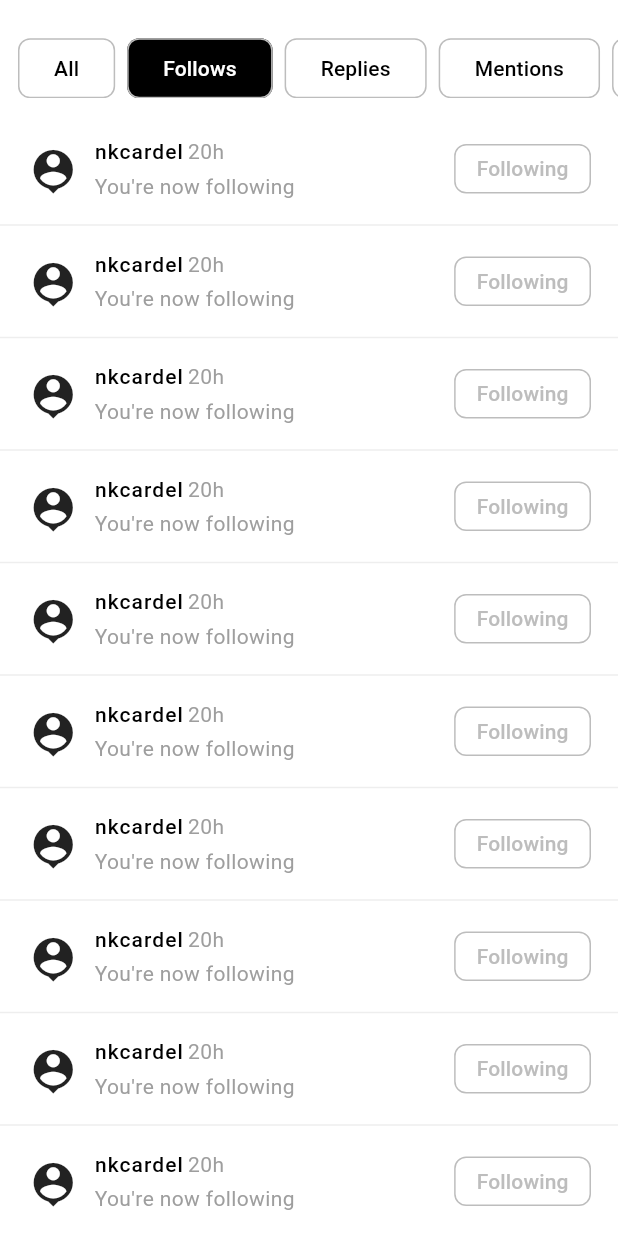
After one commit to emman2k1725/flutter-workshop-app, a Flutter app: the NotificationsPage screen opened directly, after a tap on "Follows", on a phone screen of 412 x 824 dp. The commit adds this screen. Run offline on Flutter 3.47's test engine with Material 3 defaults, Android fonts, the phone set to English and light mode, and no system bars; our stand-ins replace flutter_svg.

Commit message:
features: Notifications Page + Added and Enhanced Components

```diff
--- /dev/null
+++ b/lib/components.dart
@@ -0,0 +1,8 @@
+export 'components/bottom_navbar.dart';
+export 'components/thread_container.dart';
+export 'components/custom_button.dart';
+export 'components/custom_text_field.dart';
+export 'components/suggested_account.dart';
+export 'components/create_post_container.dart';
+export 'components/custom_chip.dart';
+export 'components/notifications_templates.dart';
--- a/lib/components/bottom_navbar.dart
+++ b/lib/components/bottom_navbar.dart
@@ -1,5 +1,5 @@
 import 'package:flutter/material.dart';
-import 'package:flutter_workshop_app/screens/screens.dart';
+import 'package:flutter_workshop_app/screens.dart';
 
 class BottomNavbar extends StatefulWidget {
   const BottomNavbar({
@@ -27,24 +27,26 @@ class _BottomNavbarState extends State<BottomNavbar> {
       backgroundColor: Colors.white,
       body: SafeArea(child: screens[selectedIndex]),
       bottomNavigationBar: BottomNavigationBar(
-        items: const <BottomNavigationBarItem>[
-          BottomNavigationBarItem(
+        items: <BottomNavigationBarItem>[
+          const BottomNavigationBarItem(
             icon: Icon(Icons.home),
             label: '',
           ),
-          BottomNavigationBarItem(
+          const BottomNavigationBarItem(
             icon: Icon(Icons.search),
             label: '',
           ),
-          BottomNavigationBarItem(
+          const BottomNavigationBarItem(
             icon: Icon(Icons.add_circle_outline_rounded),
             label: '',
           ),
           BottomNavigationBarItem(
-            icon: Icon(Icons.favorite_outline_rounded),
+            icon: Icon(selectedIndex == 3
+                ? Icons.favorite_rounded
+                : Icons.favorite_outline_rounded),
             label: '',
           ),
-          BottomNavigationBarItem(
+          const BottomNavigationBarItem(
             icon: Icon(Icons.person_outline_rounded),
             label: '',
           ),
--- a/lib/components/components.dart
+++ /dev/null
@@ -1,6 +0,0 @@
-export 'bottom_navbar.dart';
-export 'thread_container.dart';
-export 'custom_button.dart';
-export 'custom_text_field.dart';
-export 'suggested_account.dart';
-export 'create_post_container.dart';
--- a/lib/components/create_post_container.dart
+++ b/lib/components/create_post_container.dart
@@ -1,5 +1,5 @@
 import 'package:flutter/material.dart';
-import 'package:flutter_workshop_app/components/components.dart';
+import 'package:flutter_workshop_app/components.dart';
 import 'package:flutter_workshop_app/styles/textstyles.dart';
 
 class CreatePostContainer extends StatefulWidget {
--- a/lib/components/custom_button.dart
+++ b/lib/components/custom_button.dart
@@ -6,22 +6,31 @@ enum CustomButtonType {
   secondary,
 }
 
+enum CustomPrimaryButtonType {
+  follow,
+  following,
+  requested,
+}
+
 class CustomButton extends StatelessWidget {
   final void Function()? onPressed;
   final String? text;
   final CustomButtonType type;
+  final CustomPrimaryButtonType primaryButtonType;
 
   const CustomButton({
     super.key,
     this.onPressed,
     this.text,
     this.type = CustomButtonType.primary,
+    this.primaryButtonType = CustomPrimaryButtonType.follow,
   });
 
   @override
   Widget build(BuildContext context) {
     ButtonStyle? buttonStyle;
     Color fontColor = Colors.black;
+    String textButton = 'Follow';
 
     switch (type) {
       case CustomButtonType.primary:
@@ -35,9 +44,21 @@ class CustomButton extends StatelessWidget {
               color: Colors.grey.shade400,
             ),
           ),
+          padding: const EdgeInsets.symmetric(horizontal: 15),
           tapTargetSize: MaterialTapTargetSize.shrinkWrap,
           splashFactory: NoSplash.splashFactory,
         );
+        switch (primaryButtonType) {
+          case CustomPrimaryButtonType.follow:
+            textButton = 'Follow';
+          case CustomPrimaryButtonType.following:
+            textButton = 'Following';
+            fontColor = Colors.grey.shade400;
+          case CustomPrimaryButtonType.requested:
+            textButton = 'Requested';
+            fontColor = Colors.grey.shade400;
+        }
+        break;
       case CustomButtonType.secondary:
         buttonStyle = ElevatedButton.styleFrom(
           elevation: 0,
@@ -50,6 +71,7 @@ class CustomButton extends StatelessWidget {
           splashFactory: NoSplash.splashFactory,
         );
         fontColor = Colors.white;
+        break;
     }
 
     return SizedBox(
@@ -58,7 +80,7 @@ class CustomButton extends StatelessWidget {
         onPressed: onPressed ?? () {},
         style: buttonStyle,
         child: Text(
-          text ?? 'Follow',
+          text ?? textButton,
           style: TextStyles.bodyText
               .copyWith(fontWeight: FontWeight.w500, color: fontColor),
         ),
--- /dev/null
+++ b/lib/components/custom_chip.dart
@@ -0,0 +1,60 @@
+import 'package:flutter/material.dart';
+import 'package:flutter_workshop_app/styles/textstyles.dart';
+
+enum CustomChipState {
+  selected,
+  unselected,
+}
+
+class CustomChip extends StatelessWidget {
+  final void Function()? onPressed;
+  final String? text;
+  final CustomChipState state;
+
+  const CustomChip({
+    super.key,
+    this.onPressed,
+    this.text,
+    this.state = CustomChipState.unselected,
+  });
+
+  @override
+  Widget build(BuildContext context) {
+    Color backgroundColor = Colors.white;
+    Color fontColor = Colors.black;
+
+    switch (state) {
+      case CustomChipState.selected:
+        backgroundColor = Colors.black;
+        fontColor = Colors.white;
+        break;
+      case CustomChipState.unselected:
+        fontColor = Colors.black;
+        break;
+    }
+
+    return SizedBox(
+      height: 40,
+      child: ElevatedButton(
+        onPressed: onPressed ?? () {},
+        style: ElevatedButton.styleFrom(
+          elevation: 0,
+          backgroundColor: backgroundColor,
+          shape: RoundedRectangleBorder(
+            borderRadius: BorderRadius.circular(8.0),
+            side: BorderSide(
+              color: Colors.grey.shade400,
+            ),
+          ),
+          tapTargetSize: MaterialTapTargetSize.shrinkWrap,
+          splashFactory: NoSplash.splashFactory,
+        ),
+        child: Text(
+          text ?? 'All',
+          style: TextStyles.bodyText
+              .copyWith(fontWeight: FontWeight.w500, color: fontColor),
+        ),
+      ),
+    );
+  }
+}
--- /dev/null
+++ b/lib/components/notifications_templates.dart
@@ -0,0 +1,172 @@
+import 'package:flutter/material.dart';
+import 'package:flutter_workshop_app/components.dart';
+import 'package:flutter_workshop_app/styles/textstyles.dart';
+
+enum NotificationsTemplateType {
+  accounts,
+  startThread,
+  replies,
+  mentions,
+  quotes,
+  reposts,
+  verified,
+}
+
+enum NotificationsAccountTemplateStatus {
+  follower,
+  requested,
+  mutuals,
+  newbie,
+}
+
+class NotificationsTemplate extends StatelessWidget {
+  final NotificationsTemplateType templateType;
+  final NotificationsAccountTemplateStatus accountTemplateStatus;
+
+  const NotificationsTemplate({
+    super.key,
+    this.templateType = NotificationsTemplateType.accounts,
+    this.accountTemplateStatus = NotificationsAccountTemplateStatus.follower,
+  });
+
+  @override
+  Widget build(BuildContext context) {
+    Widget widgetType = const SizedBox();
+    Widget buttonType = const SizedBox();
+    String? accountStatusDesc;
+
+    switch (accountTemplateStatus) {
+      case NotificationsAccountTemplateStatus.follower:
+        accountStatusDesc = 'Followed you';
+        buttonType = const CustomButton(
+            primaryButtonType: CustomPrimaryButtonType.follow);
+        break;
+      case NotificationsAccountTemplateStatus.requested:
+        accountStatusDesc = 'Requested';
+        buttonType = const CustomButton(
+            primaryButtonType: CustomPrimaryButtonType.requested);
+        break;
+      case NotificationsAccountTemplateStatus.mutuals:
+        accountStatusDesc = 'You\'re now following';
+        buttonType = const CustomButton(
+            primaryButtonType: CustomPrimaryButtonType.following);
+        break;
+      case NotificationsAccountTemplateStatus.newbie:
+        accountStatusDesc = 'New to Threads';
+        buttonType = const CustomButton(
+            primaryButtonType: CustomPrimaryButtonType.follow);
+        break;
+    }
+
+    switch (templateType) {
+      case NotificationsTemplateType.accounts:
+        widgetType = Padding(
+          padding: const EdgeInsets.symmetric(horizontal: 18),
+          child: Row(
+            crossAxisAlignment: CrossAxisAlignment.center,
+            children: [
+              const Padding(
+                padding: EdgeInsets.only(top: 4.0),
+                child: Icon(
+                  Icons.person_pin,
+                  size: 35,
+                ),
+              ),
+              const SizedBox(width: 10),
+              Expanded(
+                child: Row(
+                  mainAxisAlignment: MainAxisAlignment.spaceBetween,
+                  crossAxisAlignment: CrossAxisAlignment.center,
+                  children: [
+                    Column(
+                      crossAxisAlignment: CrossAxisAlignment.start,
+                      children: [
+                        Row(
+                          children: [
+                            const Text(
+                              'nkcardel',
+                              style: TextStyles.titleText,
+                            ),
+                            const SizedBox(width: 3),
+                            Text(
+                              '20h',
+                              style: TextStyles.bodyText
+                                  .copyWith(color: Colors.grey),
+                            ),
+                          ],
+                        ),
+                        const SizedBox(height: 3),
+                        Text(
+                          accountStatusDesc,
+                          style:
+                              TextStyles.bodyText.copyWith(color: Colors.grey),
+                        ),
+                      ],
+                    ),
+                    buttonType,
+                  ],
+                ),
+              ),
+            ],
+          ),
+        );
+        break;
+      case NotificationsTemplateType.startThread:
+        widgetType = Padding(
+          padding: const EdgeInsets.symmetric(horizontal: 18),
+          child: Row(
+            crossAxisAlignment: CrossAxisAlignment.center,
+            children: [
+              const Padding(
+                padding: EdgeInsets.only(top: 4.0),
+                child: Icon(
+                  Icons.person_pin,
+                  size: 35,
+                ),
+              ),
+              const SizedBox(width: 10),
+              Expanded(
+                child: Column(
+                  crossAxisAlignment: CrossAxisAlignment.start,
+                  children: [
+                    Row(
+                      children: [
+                        const Text(
+                          'nkcardel',
+                          style: TextStyles.titleText,
+                        ),
+                        const SizedBox(width: 3),
+                        Text(
+                          '20h',
+                          style:
+                              TextStyles.bodyText.copyWith(color: Colors.grey),
+                        ),
+                      ],
+                    ),
+                    const SizedBox(height: 3),
+                    Text(
+                      'Started a thread',
+                      style: TextStyles.bodyText.copyWith(color: Colors.grey),
+                    ),
+                  ],
+                ),
+              ),
+            ],
+          ),
+        );
+        break;
+      case NotificationsTemplateType.replies:
+        break;
+      case NotificationsTemplateType.mentions:
+        break;
+      case NotificationsTemplateType.quotes:
+        break;
+      case NotificationsTemplateType.reposts:
+        break;
+      case NotificationsTemplateType.verified:
+        break;
+    }
+
+    return widgetType;
+  }
+}
--- /dev/null
+++ b/lib/screens.dart
@@ -0,0 +1,14 @@
+export 'screens/home_page.dart';
+export 'screens/create_post_page.dart';
+export 'screens/notifications_page.dart';
+export 'screens/search_page.dart';
+export 'screens/account_page.dart';
+
+// notifications
+export 'screens/notifications/notifications_all.dart';
+export 'screens/notifications/notification_follows.dart';
+export 'screens/notifications/notification_mentions.dart';
+export 'screens/notifications/notification_quotes.dart';
+export 'screens/notifications/notification_replies.dart';
+export 'screens/notifications/notification_reposts.dart';
+export 'screens/notifications/notification_verified.dart';
--- a/lib/screens/create_post_page.dart
+++ b/lib/screens/create_post_page.dart
@@ -1,5 +1,5 @@
 import 'package:flutter/material.dart';
-import 'package:flutter_workshop_app/components/components.dart';
+import 'package:flutter_workshop_app/components.dart';
 import 'package:flutter_workshop_app/styles/textstyles.dart';
 
 class CreatePostPage extends StatelessWidget {
--- a/lib/screens/home_page.dart
+++ b/lib/screens/home_page.dart
@@ -1,6 +1,6 @@
 import 'package:flutter/material.dart';
 import 'package:flutter_svg/svg.dart';
-import 'package:flutter_workshop_app/components/components.dart';
+import 'package:flutter_workshop_app/components.dart';
 
 class HomePage extends StatefulWidget {
   const HomePage({super.key});
--- /dev/null
+++ b/lib/screens/notifications/notification_follows.dart
@@ -0,0 +1,51 @@
+import 'dart:math';
+
+import 'package:flutter/material.dart';
+import 'package:flutter_workshop_app/components.dart';
+
+class NotificationFollowsPage extends StatelessWidget {
+  const NotificationFollowsPage({super.key});
+
+  @override
+  Widget build(BuildContext context) {
+    return ListView.separated(
+      shrinkWrap: true,
+      separatorBuilder: (context, index) => Padding(
+        padding: const EdgeInsets.symmetric(vertical: 8.0),
+        child: Divider(
+          thickness: 1,
+          color: Colors.grey[200],
+        ),
+      ),
+      itemCount: 10,
+      itemBuilder: (context, index) {
+        // Generate a random index
+        final int randomIndex = Random().nextInt(3);
+
+        NotificationsAccountTemplateStatus accountTemplateStatus;
+
+        // Assign the accountTemplateStatus based on the random index
+        switch (randomIndex) {
+          case 0:
+            accountTemplateStatus = NotificationsAccountTemplateStatus.newbie;
+            break;
+          case 1:
+            accountTemplateStatus = NotificationsAccountTemplateStatus.mutuals;
+            break;
+          case 2:
+            accountTemplateStatus =
+                NotificationsAccountTemplateStatus.requested;
+            break;
+          default:
+            accountTemplateStatus = NotificationsAccountTemplateStatus.newbie;
+            break;
+        }
+
+        return NotificationsTemplate(
+          templateType: NotificationsTemplateType.accounts,
+          accountTemplateStatus: accountTemplateStatus,
+        );
+      },
+    );
+  }
+}
--- /dev/null
+++ b/lib/screens/notifications/notification_mentions.dart
@@ -0,0 +1,16 @@
+import 'package:flutter/material.dart';
+import 'package:flutter_workshop_app/styles/textstyles.dart';
+
+class NotificationMentionsPage extends StatelessWidget {
+  const NotificationMentionsPage({super.key});
+
+  @override
+  Widget build(BuildContext context) {
+    return Center(
+      child: Text(
+        'Nothing to see here yet.',
+        style: TextStyles.bodyText.copyWith(color: Colors.grey),
+      ),
+    );
+  }
+}
--- /dev/null
+++ b/lib/screens/notifications/notification_quotes.dart
@@ -0,0 +1,16 @@
+import 'package:flutter/material.dart';
+import 'package:flutter_workshop_app/styles/textstyles.dart';
+
+class NotificationQuotesPage extends StatelessWidget {
+  const NotificationQuotesPage({super.key});
+
+  @override
+  Widget build(BuildContext context) {
+    return Center(
+      child: Text(
+        'Nothing to see here yet.',
+        style: TextStyles.bodyText.copyWith(color: Colors.grey),
+      ),
+    );
+  }
+}
--- /dev/null
+++ b/lib/screens/notifications/notification_replies.dart
@@ -0,0 +1,16 @@
+import 'package:flutter/material.dart';
+import 'package:flutter_workshop_app/styles/textstyles.dart';
+
+class NotificationRepliesPage extends StatelessWidget {
+  const NotificationRepliesPage({super.key});
+
+  @override
+  Widget build(BuildContext context) {
+    return Center(
+      child: Text(
+        'Nothing to see here yet.',
+        style: TextStyles.bodyText.copyWith(color: Colors.grey),
+      ),
+    );
+  }
+}
--- /dev/null
+++ b/lib/screens/notifications/notification_reposts.dart
@@ -0,0 +1,16 @@
+import 'package:flutter/material.dart';
+import 'package:flutter_workshop_app/styles/textstyles.dart';
+
+class NotificationRepostsPage extends StatelessWidget {
+  const NotificationRepostsPage({super.key});
+
+  @override
+  Widget build(BuildContext context) {
+    return Center(
+      child: Text(
+        'Nothing to see here yet.',
+        style: TextStyles.bodyText.copyWith(color: Colors.grey),
+      ),
+    );
+  }
+}
--- /dev/null
+++ b/lib/screens/notifications/notification_verified.dart
@@ -0,0 +1,16 @@
+import 'package:flutter/material.dart';
+import 'package:flutter_workshop_app/styles/textstyles.dart';
+
+class NotificationVerifiedPage extends StatelessWidget {
+  const NotificationVerifiedPage({super.key});
+
+  @override
+  Widget build(BuildContext context) {
+    return Center(
+      child: Text(
+        'Nothing to see here yet.',
+        style: TextStyles.bodyText.copyWith(color: Colors.grey),
+      ),
+    );
+  }
+}
--- /dev/null
+++ b/lib/screens/notifications/notifications_all.dart
@@ -0,0 +1,37 @@
+import 'dart:math';
+
+import 'package:flutter/material.dart';
+import 'package:flutter_workshop_app/components.dart';
+
+class NotificationAllPage extends StatelessWidget {
+  const NotificationAllPage({super.key});
+
+  @override
+  Widget build(BuildContext context) {
+    return ListView.separated(
+      shrinkWrap: true,
+      separatorBuilder: (context, index) => Padding(
+        padding: const EdgeInsets.symmetric(vertical: 8.0),
+        child: Divider(
+          thickness: 1,
+          color: Colors.grey[200],
+        ),
+      ),
+      itemCount: 10,
+      itemBuilder: (context, index) {
+        // Generate a random index
+        final bool randomTemplateType = Random().nextBool();
+        final bool randomAccTemplateStatus = Random().nextBool();
+
+        return NotificationsTemplate(
+          templateType: randomTemplateType
+              ? NotificationsTemplateType.startThread
+              : NotificationsTemplateType.accounts,
+          accountTemplateStatus: randomAccTemplateStatus
+              ? NotificationsAccountTemplateStatus.newbie
+              : NotificationsAccountTemplateStatus.mutuals,
+        );
+      },
+    );
+  }
+}
--- a/lib/screens/notifications_page.dart
+++ b/lib/screens/notifications_page.dart
@@ -1,10 +1,99 @@
 import 'package:flutter/material.dart';
+import 'package:flutter_workshop_app/components.dart';
+import 'package:flutter_workshop_app/screens.dart';
 
-class NotificationsPage extends StatelessWidget {
+class NotificationsPage extends StatefulWidget {
   const NotificationsPage({super.key});
 
   @override
+  State<NotificationsPage> createState() => _NotificationsPageState();
+}
+
+class _NotificationsPageState extends State<NotificationsPage> {
+  ValueNotifier<int> selectedIndex = ValueNotifier<int>(0);
+  Widget bodyWidget = const SizedBox();
+
+  List<String> chipText = [
+    'All',
+    'Follows',
+    'Replies',
+    'Mentions',
+    'Quotes',
+    'Reposts',
+    'Verified',
+  ];
+
+  @override
   Widget build(BuildContext context) {
-    return const Center(child: Text('Notifications Page'));
+    switch (selectedIndex.value) {
+      case 0:
+        bodyWidget = const NotificationAllPage();
+        break;
+      case 1:
+        bodyWidget = const NotificationFollowsPage();
+        break;
+      case 2:
+        bodyWidget = const NotificationRepliesPage();
+        break;
+      case 3:
+        bodyWidget = const NotificationMentionsPage();
+        break;
+      case 4:
+        bodyWidget = const NotificationQuotesPage();
+        break;
+      case 5:
+        bodyWidget = const NotificationRepostsPage();
+        break;
+      case 6:
+        bodyWidget = const NotificationVerifiedPage();
+        break;
+    }
+
+    return Scaffold(
+      backgroundColor: Colors.white,
+      appBar: AppBar(
+        backgroundColor: Colors.white,
+        centerTitle: true,
+        toolbarHeight: kToolbarHeight + 35,
+        scrolledUnderElevation: 0,
+        flexibleSpace: Center(
+          child: SizedBox(
+            height: 40,
+            child: ValueListenableBuilder(
+              valueListenable: selectedIndex,
+              builder: (context, value, child) {
+                return ListView.separated(
+                  shrinkWrap: true,
+                  scrollDirection: Axis.horizontal,
+                  separatorBuilder: (context, index) =>
+                      const SizedBox(width: 8),
+                  itemCount: 7,
+                  itemBuilder: (context, index) {
+                    return Padding(
+                      padding: EdgeInsets.only(
+                        left: index == 0 ? 12 : 0,
+                        right: index == 6 ? 12 : 0,
+                      ),
+                      child: CustomChip(
+                        text: chipText[index],
+                        onPressed: () {
+                          setState(() {
+                            selectedIndex.value = index;
+                          });
+                        },
+                        state: selectedIndex.value == index
+                            ? CustomChipState.selected
+                            : CustomChipState.unselected,
+                      ),
+                    );
+                  },
+                );
+              },
+            ),
+          ),
+        ),
+      ),
+      body: bodyWidget,
+    );
   }
 }
--- a/lib/screens/screens.dart
+++ /dev/null
@@ -1,5 +0,0 @@
-export 'home_page.dart';
-export 'create_post_page.dart';
-export 'notifications_page.dart';
-export 'search_page.dart';
-export 'account_page.dart';
--- a/lib/screens/search_page.dart
+++ b/lib/screens/search_page.dart
@@ -1,5 +1,5 @@
 import 'package:flutter/material.dart';
-import 'package:flutter_workshop_app/components/components.dart';
+import 'package:flutter_workshop_app/components.dart';
 
 class SearchPage extends StatelessWidget {
   const SearchPage({super.key});
```
